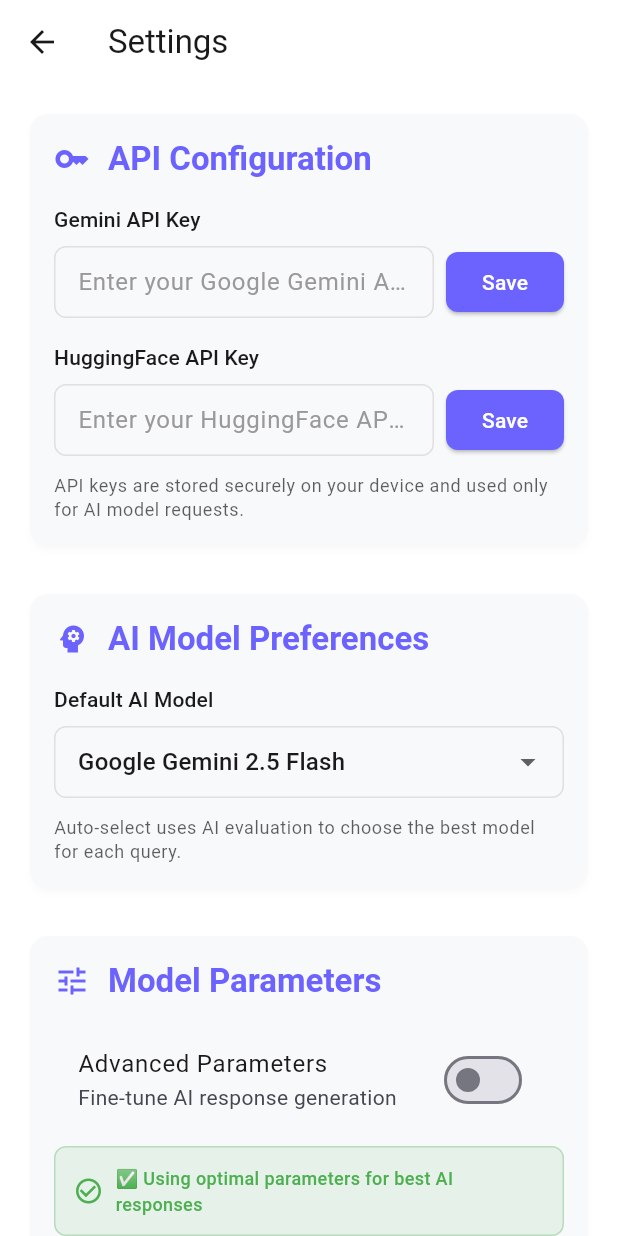
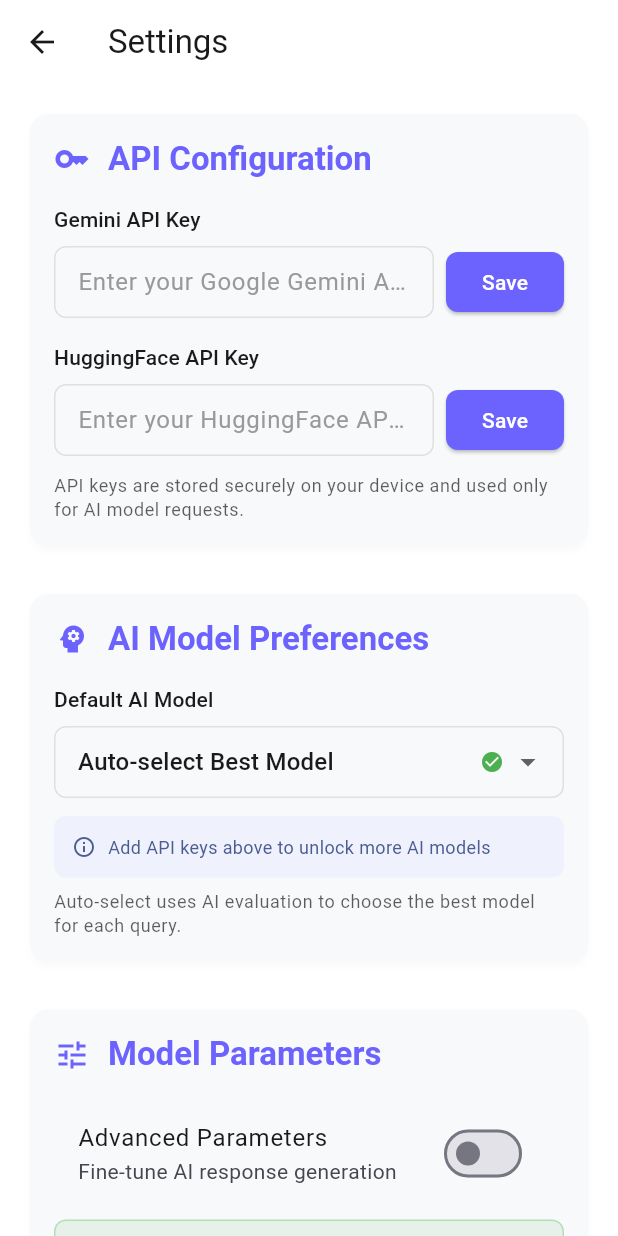
Before and after one commit to i-soumya18/ConsensusVision, a Flutter app: the SettingsScreen screen opened directly, on a phone screen of 412 x 824 dp. Run offline on Flutter 3.47's test engine with Material 3 defaults, Android fonts, the phone set to English and light mode, and no system bars; our stand-ins replace animated_text_kit, cached_network_image, flutter_spinkit, image_picker, permission_handler, share_plus and 2 more; accounts and stored records are empty.

Commit message:
Add model selection feature; implement user preference for AI model evaluation

```diff
--- a/lib/providers/chat_provider.dart
+++ b/lib/providers/chat_provider.dart
@@ -196,7 +196,7 @@
 
       // Process query with AI evaluation and enhanced conversation context
       final evaluationResult = await _aiEvaluationService
-          .processQueryWithEvaluation(
+          .processQueryWithUserPreference(
             query: finalContent,
             images: images,
             conversationHistory: conversationHistory,
--- a/lib/screens/settings_screen.dart
+++ b/lib/screens/settings_screen.dart
@@ -4,6 +4,7 @@
 import '../services/config_service.dart';
 import '../services/theme_service.dart';
 import '../services/export_service.dart';
+import '../services/model_registry_service.dart';
 import '../theme/app_theme.dart';
 import '../providers/chat_provider.dart';
 
@@ -49,6 +50,7 @@
     _topK = ConfigService.getTopK();
     _maxTokens = ConfigService.getMaxTokens();
     _useAdvancedParameters = ConfigService.getUseAdvancedParameters();
+    _selectedModel = ConfigService.getSelectedModel();
 
     setState(() => _isLoading = false);
   }
@@ -210,6 +212,16 @@
   }
 
   Widget _buildModelSelectionSection() {
+    // Get available models based on current API key configuration
+    final hasGeminiKey = ConfigService.getGeminiApiKey()?.isNotEmpty ?? false;
+    final hasHuggingFaceKey =
+        ConfigService.getHuggingFaceApiKey()?.isNotEmpty ?? false;
+
+    final availableModels = ModelRegistryService.getAvailableModels(
+      hasGeminiKey: hasGeminiKey,
+      hasHuggingFaceKey: hasHuggingFaceKey,
+    );
+
     return _buildSectionCard(
       title: 'AI Model Preferences',
       icon: Icons.psychology,
@@ -222,7 +234,9 @@
         ),
         const SizedBox(height: 8),
         DropdownButtonFormField<String>(
-          value: _selectedModel,
+          value: availableModels.any((model) => model.id == _selectedModel)
+              ? _selectedModel
+              : 'Auto', // Fallback to Auto if selected model is not available
           decoration: InputDecoration(
             border: OutlineInputBorder(borderRadius: BorderRadius.circular(8)),
             contentPadding: const EdgeInsets.symmetric(
@@ -230,20 +244,35 @@
               vertical: 12,
             ),
           ),
-          items: const [
-            DropdownMenuItem(
-              value: 'Gemini',
-              child: Text('Google Gemini 2.5 Flash'),
-            ),
-            DropdownMenuItem(
-              value: 'HuggingFace',
-              child: Text('HuggingFace Models'),
-            ),
-            DropdownMenuItem(
-              value: 'Auto',
-              child: Text('Auto-select Best Model'),
-            ),
-          ],
+          isExpanded: true,
+          items: availableModels.map((model) {
+            final isAvailable = ModelRegistryService.isModelAvailable(
+              model.id,
+              hasGeminiKey: hasGeminiKey,
+              hasHuggingFaceKey: hasHuggingFaceKey,
+            );
+
+            return DropdownMenuItem(
+              value: model.id,
+              child: Row(
+                children: [
+                  Expanded(
+                    child: Text(
+                      model.displayName,
+                      style: const TextStyle(fontWeight: FontWeight.w500),
+                      overflow: TextOverflow.ellipsis,
+                      maxLines: 1,
+                    ),
+                  ),
+                  const SizedBox(width: 8),
+                  if (isAvailable)
+                    Icon(Icons.check_circle, size: 16, color: Colors.green)
+                  else
+                    Icon(Icons.warning, size: 16, color: Colors.orange),
+                ],
+              ),
+            );
+          }).toList(),
           onChanged: (value) {
             setState(() {
               _selectedModel = value!;
@@ -252,6 +281,36 @@
           },
         ),
         const SizedBox(height: 12),
+        if (availableModels.length < ModelRegistryService.getAllModels().length)
+          Container(
+            padding: const EdgeInsets.all(12),
+            decoration: BoxDecoration(
+              color: Theme.of(
+                context,
+              ).colorScheme.primaryContainer.withOpacity(0.3),
+              borderRadius: BorderRadius.circular(8),
+            ),
+            child: Row(
+              children: [
+                Icon(
+                  Icons.info_outline,
+                  size: 16,
+                  color: Theme.of(context).colorScheme.primary,
+                ),
+                const SizedBox(width: 8),
+                Expanded(
+                  child: Text(
+                    'Add API keys above to unlock more AI models',
+                    style: TextStyle(
+                      fontSize: 12,
+                      color: Theme.of(context).colorScheme.primary,
+                    ),
+                  ),
+                ),
+              ],
+            ),
+          ),
+        const SizedBox(height: 8),
         Text(
           'Auto-select uses AI evaluation to choose the best model for each query.',
           style: Theme.of(context).textTheme.bodySmall?.copyWith(
@@ -814,15 +873,37 @@
       } else if (type == 'huggingface') {
         await ConfigService.setHuggingFaceApiKey(key.trim());
       }
+
+      // Refresh the UI to update available models
+      setState(() {
+        // Check if current selected model is still available
+        final hasGeminiKey =
+            ConfigService.getGeminiApiKey()?.isNotEmpty ?? false;
+        final hasHuggingFaceKey =
+            ConfigService.getHuggingFaceApiKey()?.isNotEmpty ?? false;
+
+        if (!ModelRegistryService.isModelAvailable(
+          _selectedModel,
+          hasGeminiKey: hasGeminiKey,
+          hasHuggingFaceKey: hasHuggingFaceKey,
+        )) {
+          _selectedModel = 'Auto'; // Fallback to auto-select
+          ConfigService.setSelectedModel('Auto');
+        }
+      });
+
       _showSnackBar('API key saved successfully');
     } catch (e) {
       _showSnackBar('Failed to save API key: $e');
     }
   }
 
-  void _saveModelPreference(String model) {
+  void _saveModelPreference(String model) async {
     // Save to preferences
-    _showSnackBar('Model preference updated');
+    await ConfigService.setSelectedModel(model);
+    _showSnackBar(
+      'Model preference updated to: ${ModelRegistryService.getModelById(model)?.displayName ?? model}',
+    );
   }
 
   void _showColorPicker(ThemeService themeService) {
--- a/lib/services/config_service.dart
+++ b/lib/services/config_service.dart
@@ -11,6 +11,7 @@
   static const String _topKKey = 'model_top_k';
   static const String _maxTokensKey = 'model_max_tokens';
   static const String _useAdvancedParametersKey = 'use_advanced_parameters';
+  static const String _selectedModelKey = 'selected_model';
 
   static SharedPreferences? _prefs;
 
@@ -101,6 +102,16 @@
         false; // Default to simple mode
   }
 
+  // Selected AI Model
+  static Future<void> setSelectedModel(String modelName) async {
+    await _prefs!.setString(_selectedModelKey, modelName);
+  }
+
+  static String getSelectedModel() {
+    return _prefs!.getString(_selectedModelKey) ??
+        'Auto'; // Default to auto-select
+  }
+
   // Reset model parameters to optimal defaults
   static Future<void> resetModelParameters() async {
     await setTemperature(0.7);
--- /dev/null
+++ b/lib/services/model_registry_service.dart
@@ -0,0 +1,161 @@
+import '../services/ai_service.dart';
+import '../services/gemini_service.dart';
+import '../services/huggingface_service.dart';
+
+class ModelInfo {
+  final String id;
+  final String displayName;
+  final String description;
+  final AIService Function(String apiKey) serviceFactory;
+  final bool requiresGeminiKey;
+  final bool requiresHuggingFaceKey;
+
+  const ModelInfo({
+    required this.id,
+    required this.displayName,
+    required this.description,
+    required this.serviceFactory,
+    this.requiresGeminiKey = false,
+    this.requiresHuggingFaceKey = false,
+  });
+}
+
+/// Service for managing and registering available AI models
+///
+/// This service provides a centralized registry of all available AI models,
+/// their capabilities, and requirements. It handles model discovery,
+/// availability checking, and service instantiation.
+class ModelRegistryService {
+  static const List<ModelInfo> availableModels = [
+    ModelInfo(
+      id: 'Auto',
+      displayName: 'Auto-select Best Model',
+      description:
+          'Automatically selects the best model based on query analysis',
+      serviceFactory: _dummyFactory,
+    ),
+    ModelInfo(
+      id: 'Gemini-2.0-Flash',
+      displayName: 'Google Gemini 2.0 Flash',
+      description: 'Fast and efficient multimodal model from Google',
+      serviceFactory: _geminiFactory,
+      requiresGeminiKey: true,
+    ),
+    ModelInfo(
+      id: 'HuggingFace-DialoGPT',
+      displayName: 'HuggingFace DialoGPT Large',
+      description: 'Conversational AI model for text-based interactions',
+      serviceFactory: _huggingFaceDialogFactory,
+      requiresHuggingFaceKey: true,
+    ),
+    ModelInfo(
+      id: 'HuggingFace-Llama',
+      displayName: 'HuggingFace Llama-2-7B',
+      description: 'Advanced language model for complex reasoning',
+      serviceFactory: _huggingFaceLlamaFactory,
+      requiresHuggingFaceKey: true,
+    ),
+    ModelInfo(
+      id: 'HuggingFace-BERT',
+      displayName: 'HuggingFace BERT Large',
+      description: 'Excellent for text understanding and classification',
+      serviceFactory: _huggingFaceBertFactory,
+      requiresHuggingFaceKey: true,
+    ),
+  ];
+
+  // Factory methods for creating AI services
+  static AIService _dummyFactory(String apiKey) {
+    throw UnimplementedError('Auto-select does not create a specific service');
+  }
+
+  static AIService _geminiFactory(String apiKey) {
+    return GeminiService(apiKey: apiKey);
+  }
+
+  static AIService _huggingFaceDialogFactory(String apiKey) {
+    return HuggingFaceService(
+      apiKey: apiKey,
+      modelId: 'microsoft/DialoGPT-large',
+    );
+  }
+
+  static AIService _huggingFaceLlamaFactory(String apiKey) {
+    return HuggingFaceService(
+      apiKey: apiKey,
+      modelId: 'meta-llama/Llama-2-7b-chat-hf',
+    );
+  }
+
+  static AIService _huggingFaceBertFactory(String apiKey) {
+    return HuggingFaceService(apiKey: apiKey, modelId: 'bert-large-uncased');
+  }
+
+  /// Get all available models
+  static List<ModelInfo> getAllModels() {
+    return availableModels;
+  }
+
+  /// Get models that can be used with current API key configuration
+  static List<ModelInfo> getAvailableModels({
+    bool hasGeminiKey = false,
+    bool hasHuggingFaceKey = false,
+  }) {
+    return availableModels.where((model) {
+      // Auto-select is always available
+      if (model.id == 'Auto') return true;
+
+      // Check if required API keys are available
+      if (model.requiresGeminiKey && !hasGeminiKey) return false;
+      if (model.requiresHuggingFaceKey && !hasHuggingFaceKey) return false;
+
+      return true;
+    }).toList();
+  }
+
+  /// Get model info by ID
+  static ModelInfo? getModelById(String id) {
+    try {
+      return availableModels.firstWhere((model) => model.id == id);
+    } catch (e) {
+      return null;
+    }
+  }
+
+  /// Check if a model is available with current configuration
+  static bool isModelAvailable(
+    String modelId, {
+    bool hasGeminiKey = false,
+    bool hasHuggingFaceKey = false,
+  }) {
+    final model = getModelById(modelId);
+    if (model == null) return false;
+
+    if (model.requiresGeminiKey && !hasGeminiKey) return false;
+    if (model.requiresHuggingFaceKey && !hasHuggingFaceKey) return false;
+
+    return true;
+  }
+
+  /// Create AI service instance for a specific model
+  static AIService? createServiceForModel(
+    String modelId, {
+    String? geminiApiKey,
+    String? huggingFaceApiKey,
+  }) {
+    final model = getModelById(modelId);
+    if (model == null || modelId == 'Auto') return null;
+
+    try {
+      if (model.requiresGeminiKey && geminiApiKey != null) {
+        return model.serviceFactory(geminiApiKey);
+      } else if (model.requiresHuggingFaceKey && huggingFaceApiKey != null) {
+        return model.serviceFactory(huggingFaceApiKey);
+      }
+    } catch (e) {
+      return null;
+    }
+
+    return null;
+  }
+}
```
Also changed, not shown: lib/services/ai_evaluation_service.dart (+99 -1 lines).
